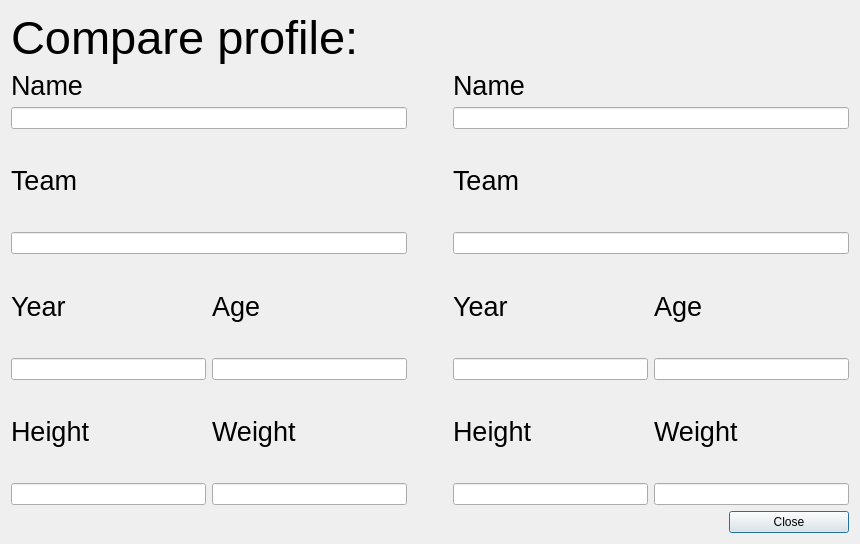
First picture: the form in nba_game/comparewindow.ui, repository Razorlance/dsba-itop2022-hw, before the edit.
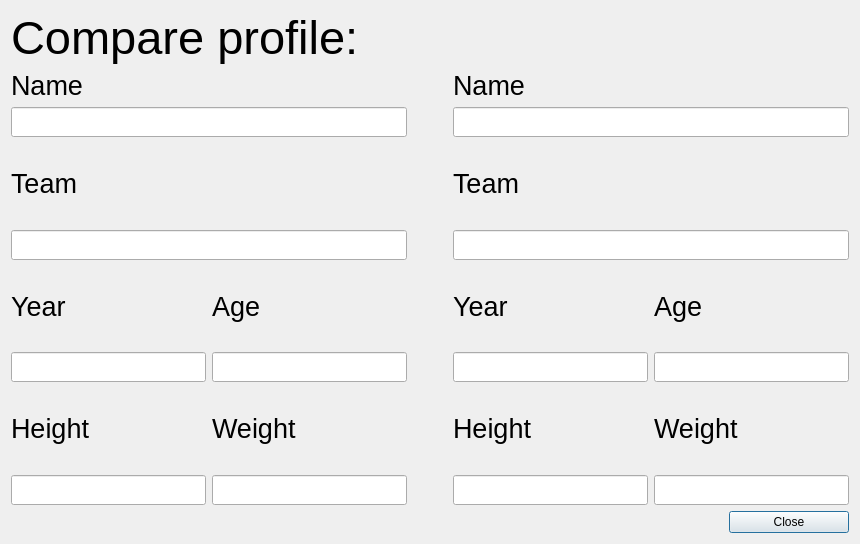
Second picture: the form after the edit.

Diff of the .ui file:
```diff
--- a/nba_game/comparewindow.ui
+++ b/nba_game/comparewindow.ui
@@ -51,6 +51,12 @@
              <property name="enabled">
               <bool>true</bool>
              </property>
+             <property name="minimumSize">
+              <size>
+               <width>0</width>
+               <height>30</height>
+              </size>
+             </property>
              <property name="readOnly">
               <bool>true</bool>
              </property>
@@ -77,6 +83,12 @@
              <property name="enabled">
               <bool>true</bool>
              </property>
+             <property name="minimumSize">
+              <size>
+               <width>0</width>
+               <height>30</height>
+              </size>
+             </property>
              <property name="readOnly">
               <bool>true</bool>
              </property>
@@ -107,6 +119,12 @@
                  <property name="enabled">
                   <bool>true</bool>
                  </property>
+                 <property name="minimumSize">
+                  <size>
+                   <width>0</width>
+                   <height>30</height>
+                  </size>
+                 </property>
                  <property name="readOnly">
                   <bool>true</bool>
                  </property>
@@ -133,6 +151,12 @@
                  <property name="enabled">
                   <bool>true</bool>
                  </property>
+                 <property name="minimumSize">
+                  <size>
+                   <width>0</width>
+                   <height>30</height>
+                  </size>
+                 </property>
                  <property name="readOnly">
                   <bool>true</bool>
                  </property>
@@ -167,6 +191,12 @@
                  <property name="enabled">
                   <bool>true</bool>
                  </property>
+                 <property name="minimumSize">
+                  <size>
+                   <width>0</width>
+                   <height>30</height>
+                  </size>
+                 </property>
                  <property name="readOnly">
                   <bool>true</bool>
                  </property>
@@ -193,6 +223,12 @@
                  <property name="enabled">
                   <bool>true</bool>
                  </property>
+                 <property name="minimumSize">
+                  <size>
+                   <width>0</width>
+                   <height>30</height>
+                  </size>
+                 </property>
                  <property name="readOnly">
                   <bool>true</bool>
                  </property>
@@ -247,6 +283,12 @@
              <property name="enabled">
               <bool>true</bool>
              </property>
+             <property name="minimumSize">
+              <size>
+               <width>0</width>
+               <height>30</height>
+              </size>
+             </property>
              <property name="readOnly">
               <bool>true</bool>
              </property>
@@ -273,6 +315,12 @@
              <property name="enabled">
               <bool>true</bool>
              </property>
+             <property name="minimumSize">
+              <size>
+               <width>0</width>
+               <height>30</height>
+              </size>
+             </property>
              <property name="readOnly">
               <bool>true</bool>
              </property>
@@ -303,6 +351,12 @@
                  <property name="enabled">
                   <bool>true</bool>
                  </property>
+                 <property name="minimumSize">
+                  <size>
+                   <width>0</width>
+                   <height>30</height>
+                  </size>
+                 </property>
                  <property name="readOnly">
                   <bool>true</bool>
                  </property>
@@ -329,6 +383,12 @@
                  <property name="enabled">
                   <bool>true</bool>
                  </property>
+                 <property name="minimumSize">
+                  <size>
+                   <width>0</width>
+                   <height>30</height>
+                  </size>
+                 </property>
                  <property name="readOnly">
                   <bool>true</bool>
                  </property>
@@ -363,6 +423,12 @@
                  <property name="enabled">
                   <bool>true</bool>
                  </property>
+                 <property name="minimumSize">
+                  <size>
+                   <width>0</width>
+                   <height>30</height>
+                  </size>
+                 </property>
                  <property name="readOnly">
                   <bool>true</bool>
                  </property>
@@ -389,6 +455,12 @@
                  <property name="enabled">
                   <bool>true</bool>
                  </property>
+                 <property name="minimumSize">
+                  <size>
+                   <width>0</width>
+                   <height>30</height>
+                  </size>
+                 </property>
                  <property name="readOnly">
                   <bool>true</bool>
                  </property>
```
